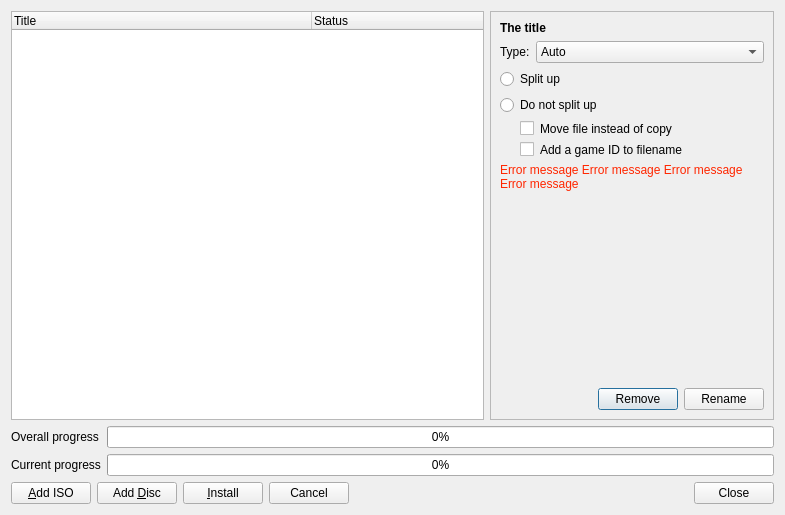
brainstream/OPL-PC-Tools, file src/GameInstallDialog.ui: the form before one commit.
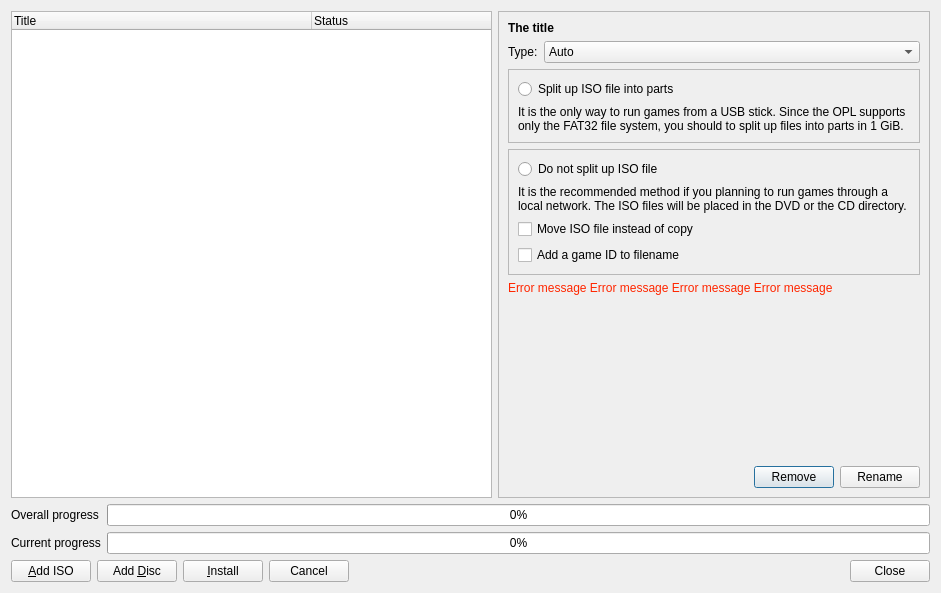
The form after the commit. Icons and pictures are not drawn.

The edit to the form file:
```diff
--- a/src/GameInstallDialog.ui
+++ b/src/GameInstallDialog.ui
@@ -6,10 +6,16 @@
    <rect>
     <x>0</x>
     <y>0</y>
-    <width>785</width>
-    <height>515</height>
+    <width>941</width>
+    <height>593</height>
    </rect>
   </property>
+  <property name="minimumSize">
+   <size>
+    <width>0</width>
+    <height>0</height>
+   </size>
+  </property>
   <property name="acceptDrops">
    <bool>true</bool>
   </property>
@@ -26,7 +32,7 @@
       <widget class="QTreeWidget" name="mp_tree_tasks">
        <property name="sizePolicy">
         <sizepolicy hsizetype="Expanding" vsizetype="Expanding">
-         <horstretch>5</horstretch>
+         <horstretch>10</horstretch>
          <verstretch>0</verstretch>
         </sizepolicy>
        </property>
@@ -67,7 +73,7 @@
       <widget class="QFrame" name="frame">
        <property name="sizePolicy">
         <sizepolicy hsizetype="Expanding" vsizetype="Preferred">
-         <horstretch>3</horstretch>
+         <horstretch>9</horstretch>
          <verstretch>0</verstretch>
         </sizepolicy>
        </property>
@@ -142,39 +148,89 @@
               </layout>
              </item>
              <item>
+              <widget class="QFrame" name="frame_2">
+               <property name="minimumSize">
+                <size>
+                 <width>0</width>
+                 <height>0</height>
+                </size>
+               </property>
+               <property name="frameShape">
+                <enum>QFrame::StyledPanel</enum>
+               </property>
+               <property name="frameShadow">
+                <enum>QFrame::Raised</enum>
+               </property>
+               <layout class="QVBoxLayout" name="verticalLayout_5">
+                <item>
               <widget class="QRadioButton" name="mp_radiobtn_split_up">
                <property name="text">
-                <string>Split up</string>
+                   <string>Split up ISO file into parts</string>
                </property>
               </widget>
              </item>
+                <item>
+                 <widget class="QLabel" name="label_4">
+                  <property name="text">
+                   <string>It is the only way to run games from a USB stick. Since the OPL supports only the FAT32 file system, you should to split up files into parts in 1 GiB.</string>
+                  </property>
+                  <property name="wordWrap">
+                   <bool>true</bool>
+                  </property>
+                 </widget>
+                </item>
+               </layout>
+              </widget>
+             </item>
+             <item>
+              <widget class="QFrame" name="frame_3">
+               <property name="minimumSize">
+                <size>
+                 <width>0</width>
+                 <height>0</height>
+                </size>
+               </property>
+               <property name="frameShape">
+                <enum>QFrame::StyledPanel</enum>
+               </property>
+               <property name="frameShadow">
+                <enum>QFrame::Raised</enum>
+               </property>
+               <layout class="QVBoxLayout" name="verticalLayout_6">
              <item>
               <widget class="QRadioButton" name="mp_radiobtn_dnot_split_up">
                <property name="text">
-                <string>Do not split up</string>
+                   <string>Do not split up ISO file</string>
+                  </property>
+                 </widget>
+                </item>
+                <item>
+                 <widget class="QLabel" name="label_5">
+                  <property name="text">
+                   <string>It is the recommended method if you planning to run games through a local network. The ISO files will be placed in the DVD or the CD directory.</string>
+                  </property>
+                  <property name="wordWrap">
+                   <bool>true</bool>
                </property>
               </widget>
              </item>
              <item>
               <widget class="QCheckBox" name="mp_checkbox_move">
-               <property name="styleSheet">
-                <string notr="true">margin-left: 20px;</string>
-               </property>
                <property name="text">
-                <string>Move file instead of copy</string>
+                   <string>Move ISO file instead of copy</string>
                </property>
               </widget>
              </item>
              <item>
               <widget class="QCheckBox" name="mp_checkbox_rename">
-               <property name="styleSheet">
-                <string notr="true">margin-left: 20px;</string>
-               </property>
                <property name="text">
                 <string>Add a game ID to filename</string>
                </property>
               </widget>
              </item>
+               </layout>
+              </widget>
+             </item>
              <item>
               <widget class="QLabel" name="mp_label_error_message">
                <property name="sizePolicy">
```
Left out of the diff: 4 changed lines with no effect on the pictures. Lines whose indentation alone changed are shown as unchanged.
